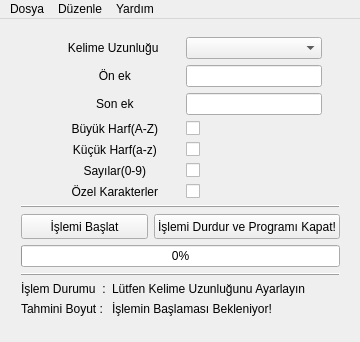
This is mainwindow.ui in metaltrrocker/KelimeUreteciV1 as Qt 5 draws it before an edit. The edited form follows.
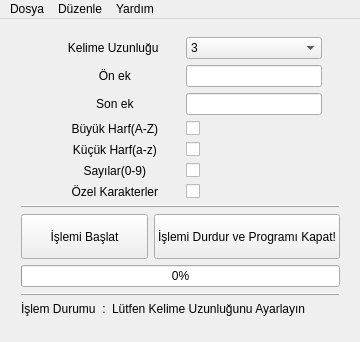
This is the edited form.

Diff of the .ui file:
```diff
--- a/mainwindow.ui
+++ b/mainwindow.ui
@@ -106,7 +106,7 @@
        <item row="0" column="2">
         <widget class="QComboBox" name="comboBox">
          <property name="currentIndex">
-          <number>-1</number>
+          <number>0</number>
          </property>
          <item>
           <property name="text">
@@ -363,20 +363,6 @@
          </property>
         </widget>
        </item>
-       <item row="1" column="0">
-        <widget class="QLabel" name="label_13">
-         <property name="text">
-          <string>Tahmini Boyut :</string>
-         </property>
-        </widget>
-       </item>
-       <item row="1" column="1">
-        <widget class="QLabel" name="label_14">
-         <property name="text">
-          <string>İşlemin Başlaması Bekleniyor!</string>
-         </property>
-        </widget>
-       </item>
        <item row="0" column="1">
         <widget class="QLabel" name="label_11">
          <property name="text">
```
